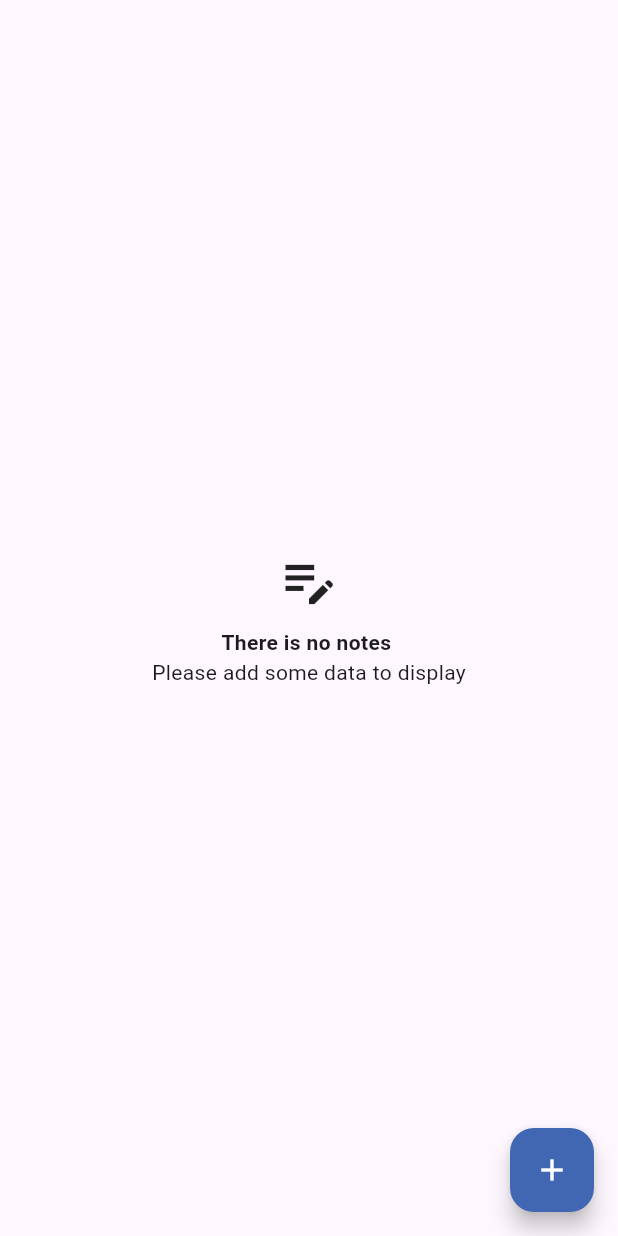
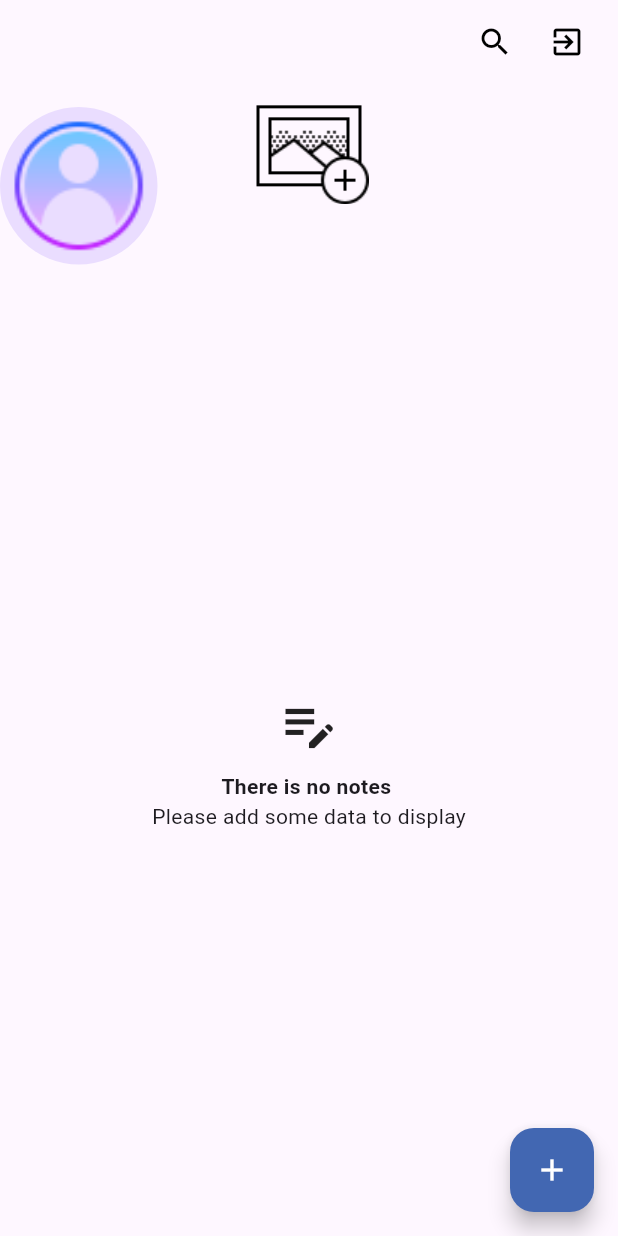
Before and after one commit to AmrMohamed97/life_binder, a Flutter app: the PersonalPageView screen opened by its route, on a phone screen of 412 x 824 dp. Run offline on Flutter 3.47's test engine with Material 3 defaults, Android fonts, the phone set to English and light mode, and no system bars; our stand-ins replace awesome_dialog, cloud_firestore, firebase_auth, firebase_core, firebase_storage, flutter_bloc and 5 more; accounts and stored records are empty.

Commit message:
last edit

```diff
--- /dev/null
+++ b/lib/features/personal_page/presentation/manager/background_image_cubit/background_image_cubit.dart
@@ -0,0 +1,29 @@
+import 'package:cloud_firestore/cloud_firestore.dart';
+import 'package:firebase_auth/firebase_auth.dart';
+import 'package:flutter_bloc/flutter_bloc.dart';
+import 'package:note_app/features/personal_page/presentation/manager/background_image_cubit/background_image_state.dart';
+
+class BackgroundImageCubit extends Cubit<BackgroundImageState>{
+  BackgroundImageCubit() : super(BackgroundImageIinitialState());
+  String backgroundImage = '';
+  CollectionReference personalCollection =
+      FirebaseFirestore.instance.collection('personal');
+
+      Future<void> getBackgroundImage() async {
+    emit(GetBackgroundImageLoadingState());
+    personalCollection
+        .doc('background${FirebaseAuth.instance.currentUser!.uid}')
+        .get()
+        .then((value) {
+      if (value.exists) {
+        backgroundImage = value['imageURL'];
+        emit(GetBackgroundImageSuccessState());
+      } else {
+        backgroundImage = '';
+         emit(GetBackgroundImageSuccessWithoutData());
+      }
+    }).catchError((error) {
+       emit(GetBackgroundImageErrorState());
+    });
+  }
+}
--- /dev/null
+++ b/lib/features/personal_page/presentation/manager/background_image_cubit/background_image_state.dart
@@ -0,0 +1,7 @@
+abstract class BackgroundImageState {}
+
+class BackgroundImageIinitialState extends BackgroundImageState {}
+class GetBackgroundImageLoadingState extends BackgroundImageState{}
+class GetBackgroundImageSuccessState extends BackgroundImageState{}
+class GetBackgroundImageSuccessWithoutData extends BackgroundImageState{}
+class GetBackgroundImageErrorState extends BackgroundImageState{}
--- /dev/null
+++ b/lib/features/personal_page/presentation/manager/personal_image_cubit/personal_image_cubit.dart
@@ -0,0 +1,30 @@
+import 'package:cloud_firestore/cloud_firestore.dart';
+import 'package:firebase_auth/firebase_auth.dart';
+import 'package:flutter_bloc/flutter_bloc.dart';
+import 'package:note_app/features/personal_page/presentation/manager/personal_image_cubit/personal_image_state.dart';
+
+class PersonalImageCubit extends Cubit<PersonalImageState> {
+  PersonalImageCubit() : super(PersonalImageInitial());
+
+  String personalImage = '';
+  CollectionReference personalCollection =
+      FirebaseFirestore.instance.collection('personal');
+   Future<void> getPersonalImage() async {
+    emit(GetPersonalImageLoadingState());
+    personalCollection
+        .doc('personal${FirebaseAuth.instance.currentUser!.uid}')
+        .get()
+        .then((value) {
+      if (value.exists) {
+        personalImage = value['imageURL'];
+         emit(GetPersonalImageSuccessState());
+      } else {
+        personalImage = '';
+         emit(GetPersonalImageSuccessWithoutData());
+      }
+    }).catchError((error) {
+       emit(GetPersonalImageErrorState());
+    });
+  }
+
+}
--- /dev/null
+++ b/lib/features/personal_page/presentation/manager/personal_image_cubit/personal_image_state.dart
@@ -0,0 +1,8 @@
+abstract class PersonalImageState {}
+
+class PersonalImageInitial extends PersonalImageState {}
+
+class GetPersonalImageLoadingState extends PersonalImageState{}
+class GetPersonalImageSuccessState extends PersonalImageState{}
+class GetPersonalImageSuccessWithoutData extends PersonalImageState{}
+class GetPersonalImageErrorState extends PersonalImageState{}
--- /dev/null
+++ b/lib/features/personal_page/presentation/manager/personal_page_cubit/get_user_name_cubit.dart
@@ -0,0 +1,26 @@
+import 'package:firebase_auth/firebase_auth.dart';
+import 'package:cloud_firestore/cloud_firestore.dart';
+import 'package:flutter_bloc/flutter_bloc.dart';
+import 'package:note_app/features/personal_page/presentation/manager/personal_page_cubit/get_user_name_state.dart';
+
+class GetUserNameCubit extends Cubit<GetUserNameState> {
+  GetUserNameCubit() : super(PersonalPageInitialState());
+
+  String? userName;
+  Future<void> getUserName() async {
+    FirebaseFirestore.instance
+        .collection('users')
+        .where('uid', isEqualTo: FirebaseAuth.instance.currentUser!.uid)
+        .get()
+        .then((value) {
+      if (value.docs.isNotEmpty) {
+        userName = value.docs[0]['user name'];
+        emit(GetUserNameSuccessState());
+      } else {
+        emit(GetUserNameSuccessWithoutData());
+      }
+    }).catchError((error) {
+      emit(GetUserNameErrorState());
+    });
+  }
+}
--- /dev/null
+++ b/lib/features/personal_page/presentation/manager/personal_page_cubit/get_user_name_state.dart
@@ -0,0 +1,8 @@
+abstract class GetUserNameState {}
+
+class PersonalPageInitialState extends GetUserNameState {}
+class GetUserNameSuccessState extends GetUserNameState {}
+
+class GetUserNameSuccessWithoutData extends GetUserNameState {}
+
+class GetUserNameErrorState extends GetUserNameState {}
--- a/lib/features/personal_page/presentation/manager/personal_page_cubit/personal_page_cubit.dart
+++ /dev/null
@@ -1,93 +0,0 @@
-import 'package:firebase_auth/firebase_auth.dart';
-import 'package:cloud_firestore/cloud_firestore.dart';
- import 'package:flutter_bloc/flutter_bloc.dart';
- import 'package:note_app/features/personal_page/presentation/manager/personal_page_cubit/personal_page_state.dart';
-
-class PersonalPageCubit extends Cubit<PersonalPageState> {
-  PersonalPageCubit() : super(PersonalPageInitialState());
-  String personalImage = '';
-  String backgroundImage = '';
-  String? userName;
-  // List<NotesModel> notes = [];
-  CollectionReference personalCollection =
-      FirebaseFirestore.instance.collection('personal');
-
-  Future<void> getPersonalImage() async {
-    emit(GetPersonalImageLoadingState());
-    personalCollection
-        .doc('personal${FirebaseAuth.instance.currentUser!.uid}')
-        .get()
-        .then((value) {
-      if (value.exists) {
-        personalImage = value['imageURL'];
-         emit(GetPersonalImageSuccessState());
-      } else {
-        personalImage = '';
-         emit(GetPersonalImageSuccessWithoutData());
-      }
-    }).catchError((error) {
-       emit(GetPersonalImageErrorState());
-    });
-  }
-
-  Future<void> getBackgroundImage() async {
-    emit(GetBackgroundImageLoadingState());
-    personalCollection
-        .doc('background${FirebaseAuth.instance.currentUser!.uid}')
-        .get()
-        .then((value) {
-      if (value.exists) {
-        backgroundImage = value['imageURL'];
-        emit(GetBackgroundImageSuccessState());
-      } else {
-        backgroundImage = '';
-         emit(GetBackgroundImageSuccessWithoutData());
-      }
-    }).catchError((error) {
-       emit(GetBackgroundImageErrorState());
-    });
-  }
-
-  Future<void> getUserName() async {
-    FirebaseFirestore.instance
-        .collection('users')
-        .where('uid', isEqualTo: FirebaseAuth.instance.currentUser!.uid)
-        .get()
-        .then((value) {
-      if (value.docs.isNotEmpty) {
-        userName = value.docs[0]['user name'];
-        emit(GetUserNameSuccessState());
-      } else {
-        emit(GetUserNameSuccessWithoutData());
-      }
-    }).catchError((error) {
-      emit(GetUserNameErrorState());
-    });
-  }
-
-
-//   Future<void> getUserNotes() async {
-//     emit(GetUserNotesLoadingState());
-//     try {
-//       FirebaseFirestore.instance
-//           .collection('notes')
-//           .where('userUid', isEqualTo: FirebaseAuth.instance.currentUser!.uid)
-//           .snapshots()
-//           .listen((event) {
-//         if (event.docs.isNotEmpty) {
-//           notes = [];
-//           for (var element in event.docs) {
-//             notes.add(NotesModel.fromJson(element));
-//           }
-//           emit(GetUserNotesSuccessState());
-//         } else {
-//           notes = [];
-//           emit(GetUserNotesSuccessWithNoDataState());
-//         }
-//       });
-//     } catch (e) {
-//       emit(GetUserNotesErrorState());
-//     }
-//   }
-
-}
--- a/lib/features/personal_page/presentation/manager/personal_page_cubit/personal_page_state.dart
+++ /dev/null
@@ -1,23 +0,0 @@
-abstract class PersonalPageState{}
-class PersonalPageInitialState extends PersonalPageState{}
-
-
-class GetPersonalImageLoadingState extends PersonalPageState{}
-class GetPersonalImageSuccessState extends PersonalPageState{}
-class GetPersonalImageSuccessWithoutData extends PersonalPageState{}
-class GetPersonalImageErrorState extends PersonalPageState{}
-
-class GetBackgroundImageLoadingState extends PersonalPageState{}
-class GetBackgroundImageSuccessState extends PersonalPageState{}
-class GetBackgroundImageSuccessWithoutData extends PersonalPageState{}
-class GetBackgroundImageErrorState extends PersonalPageState{}
-
-class GetUserNameSuccessState extends PersonalPageState{}
-class GetUserNameSuccessWithoutData extends PersonalPageState{}
-class GetUserNameErrorState extends PersonalPageState{}
-
-
-// class GetUserNotesLoadingState extends PersonalPageState{}
-// class GetUserNotesSuccessState extends PersonalPageState{}
-// class GetUserNotesErrorState extends PersonalPageState{}
-// class GetUserNotesSuccessWithNoDataState extends PersonalPageState{}
--- a/lib/features/personal_page/presentation/pages/personal_page_view.dart
+++ b/lib/features/personal_page/presentation/pages/personal_page_view.dart
@@ -1,6 +1,7 @@
 import 'package:flutter/material.dart';
  import 'package:note_app/core/constants/colors/app_colors.dart';
   import 'package:note_app/core/routes/pages_keys.dart';
+import 'package:note_app/features/personal_page/presentation/pages/widgets/custom_personal_app_bar.dart';
  import 'package:note_app/features/personal_page/presentation/pages/widgets/personal_page_body.dart';
 
 class PersonalPageView extends StatelessWidget {
@@ -30,11 +31,11 @@ class PersonalPageView extends StatelessWidget {
                       color: AppColors.white,
                     ),
                   ),
-                  body: CustomScrollView(
-      physics: const BouncingScrollPhysics(),
+                  body: const CustomScrollView(
+      physics:   BouncingScrollPhysics(),
       slivers: [
-        // CustomPersonalAppBar(),
-        const PersonalPageBody(),
+        CustomPersonalAppBar(),
+          PersonalPageBody(),
       ],
     ),
                 );
--- a/lib/features/personal_page/presentation/pages/widgets/background_app_bar_image.dart
+++ b/lib/features/personal_page/presentation/pages/widgets/background_app_bar_image.dart
@@ -1,18 +1,20 @@
 import 'package:flutter/material.dart';
-import 'package:note_app/features/personal_page/presentation/manager/personal_page_cubit/personal_page_cubit.dart';
-import 'package:note_app/features/personal_page/presentation/pages/widgets/change_image_page.dart';
+import 'package:flutter_bloc/flutter_bloc.dart';
+import 'package:note_app/features/personal_page/presentation/manager/background_image_cubit/background_image_cubit.dart';
+import 'package:note_app/features/personal_page/presentation/manager/background_image_cubit/background_image_state.dart';
+ import 'package:note_app/features/personal_page/presentation/pages/widgets/change_image_page.dart';
 
 class BackgroundAppBarImage extends StatelessWidget {
   const BackgroundAppBarImage({
     super.key,
-    required this.cubit,
-  });
-
-  final PersonalPageCubit cubit;
-
+   });
   @override
   Widget build(BuildContext context) {
-    return GestureDetector(
+    return BlocProvider(create: (context)=>BackgroundImageCubit(),
+    child: BlocBuilder<BackgroundImageCubit,BackgroundImageState>(
+      builder: (context,state){
+        var cubit = BlocProvider.of<BackgroundImageCubit>(context);
+        return GestureDetector(
       onTap: () {
         Navigator.push(
             context,
@@ -32,5 +34,9 @@ class BackgroundAppBarImage extends StatelessWidget {
               width: double.infinity,
             ),
     );
+      },
+    ),
+    );
+
   }
 }
--- a/lib/features/personal_page/presentation/pages/widgets/custom_app_bar_flexible_space_detail.dart
+++ b/lib/features/personal_page/presentation/pages/widgets/custom_app_bar_flexible_space_detail.dart
@@ -1,15 +1,24 @@
 import 'package:flutter/material.dart';
-import 'package:note_app/features/personal_page/presentation/manager/personal_page_cubit/personal_page_cubit.dart';
+import 'package:flutter_bloc/flutter_bloc.dart';
+import 'package:note_app/features/personal_page/presentation/manager/personal_image_cubit/personal_image_cubit.dart';
+import 'package:note_app/features/personal_page/presentation/manager/personal_image_cubit/personal_image_state.dart';
+import 'package:note_app/features/personal_page/presentation/manager/personal_page_cubit/get_user_name_cubit.dart';
 import 'package:note_app/features/personal_page/presentation/pages/widgets/change_image_page.dart';
 import 'package:note_app/features/personal_page/presentation/pages/widgets/personal_image.dart';
+import 'package:note_app/features/personal_page/presentation/pages/widgets/user_name_widget.dart';
 
 class CustomAppBarFlexableSpaceDetail extends StatelessWidget {
-  const CustomAppBarFlexableSpaceDetail({super.key, required this.cubit,});
+  const CustomAppBarFlexableSpaceDetail({
+    super.key,
+   });
 
-  final PersonalPageCubit cubit;
-  @override
+   @override
   Widget build(BuildContext context) {
-    return Row(
+    return BlocProvider(create: (context)=>PersonalImageCubit(),
+    child: BlocBuilder<PersonalImageCubit,PersonalImageState>(
+      builder: (context, state) {
+        var cubit=  BlocProvider.of<PersonalImageCubit>(context);
+        return Row(
       mainAxisAlignment: MainAxisAlignment.start,
       crossAxisAlignment: CrossAxisAlignment.end,
       children: [
@@ -30,17 +39,12 @@ class CustomAppBarFlexableSpaceDetail extends StatelessWidget {
           },
           child: PersonalImage(cubit: cubit),
         ),
-        cubit.userName == null ? const Text(' ') : userName(cubit),
+        const UserNameWidget(),
       ],
     );
+      }
+    ),
+    );
+
   }
 }
-
-Text userName(cubit) {
-  return Text(
-    '${cubit.userName}',
-    style: const TextStyle(color: Colors.black, fontSize: 18),
-    maxLines: 1,
-    overflow: TextOverflow.ellipsis,
-  );
-}
--- a/lib/features/personal_page/presentation/pages/widgets/personal_image.dart
+++ b/lib/features/personal_page/presentation/pages/widgets/personal_image.dart
@@ -1,12 +1,13 @@
 import 'package:flutter/material.dart';
-import 'package:note_app/features/personal_page/presentation/manager/personal_page_cubit/personal_page_cubit.dart';
+import 'package:note_app/features/personal_page/presentation/manager/personal_image_cubit/personal_image_cubit.dart';
 
 class PersonalImage extends StatelessWidget {
-  const PersonalImage({super.key,
-   required this.cubit,
-   });
+  const PersonalImage({
+    super.key,
+    required this.cubit,
+  });
 
-  final PersonalPageCubit cubit;
+  final PersonalImageCubit cubit;
 
   @override
   Widget build(BuildContext context) {
--- /dev/null
+++ b/lib/features/personal_page/presentation/pages/widgets/user_name_widget.dart
@@ -0,0 +1,27 @@
+import 'package:flutter/material.dart';
+import 'package:flutter_bloc/flutter_bloc.dart';
+import 'package:note_app/features/personal_page/presentation/manager/personal_page_cubit/get_user_name_cubit.dart';
+import 'package:note_app/features/personal_page/presentation/manager/personal_page_cubit/get_user_name_state.dart';
+
+class UserNameWidget extends StatelessWidget {
+  const UserNameWidget({
+    super.key,
+  });
+
+  @override
+  Widget build(BuildContext context) {
+    return BlocBuilder<GetUserNameCubit, GetUserNameState>(
+        builder: (context, state) {
+          var cubit = BlocProvider.of<GetUserNameCubit>(context);
+          return cubit.userName == null
+        ? const Text(' ')
+        :   Text(
+            '${cubit.userName}',
+            style: const TextStyle(color: Colors.black, fontSize: 18),
+            maxLines: 1,
+            overflow: TextOverflow.ellipsis,
+          );
+        });
+
+  }
+}
--- a/lib/features/search/search_view.dart
+++ b/lib/features/search/search_view.dart
@@ -2,7 +2,7 @@ import 'package:awesome_dialog/awesome_dialog.dart';
 import 'package:flutter/material.dart';
 import 'package:flutter_bloc/flutter_bloc.dart';
 import 'package:note_app/core/widgets/custom_text_field.dart';
-import 'package:note_app/features/personal_page/presentation/manager/personal_page_cubit/personal_page_state.dart';
+import 'package:note_app/features/personal_page/presentation/manager/personal_page_cubit/get_user_name_state.dart';
 import 'package:note_app/features/search/manager/search_cubit.dart';
 import 'package:note_app/features/search/manager/search_state.dart';
 import 'package:note_app/features/search/search_view_body.dart';
--- a/lib/features/search/search_view_body.dart
+++ b/lib/features/search/search_view_body.dart
@@ -1,9 +1,9 @@
- import 'package:flutter/material.dart';
+import 'package:flutter/material.dart';
 import 'package:flutter_bloc/flutter_bloc.dart';
 import 'package:note_app/core/widgets/no_data_widget.dart';
 import 'package:note_app/features/personal_page/presentation/manager/note_operation_cubit/note_operation_cubit.dart';
- import 'package:note_app/features/personal_page/presentation/pages/widgets/list_item.dart';
- import 'package:note_app/features/search/manager/search_cubit.dart';
+import 'package:note_app/features/personal_page/presentation/pages/widgets/list_item.dart';
+import 'package:note_app/features/search/manager/search_cubit.dart';
 import 'package:note_app/features/search/manager/search_state.dart';
 
 class SearchViewBody extends StatelessWidget {
--- a/lib/main.dart
+++ b/lib/main.dart
@@ -4,7 +4,7 @@ import 'package:flutter/material.dart';
 import 'package:flutter_bloc/flutter_bloc.dart';
 import 'package:note_app/features/add_note/presentation/manager/add_note_cubit.dart';
 import 'package:note_app/features/auth/presentation/manager/auth_cubit.dart';
-import 'package:note_app/features/personal_page/presentation/manager/personal_page_cubit/personal_page_cubit.dart';
+import 'package:note_app/features/personal_page/presentation/manager/personal_page_cubit/get_user_name_cubit.dart';
 import 'package:note_app/features/personal_page/presentation/manager/personal_page_change_image_cubit/personal_page_change_image_cubit.dart';
 import 'package:note_app/core/routes/app_pages.dart';
 import 'package:note_app/core/routes/pages_keys.dart';
@@ -37,7 +37,7 @@ class MyApp extends StatelessWidget {
         BlocProvider(create: (context) => AddNoteCubit()),
         BlocProvider(create: (context) => EditNoteCubit()),
         BlocProvider(create: (context) => RegisterCubit()),
-        BlocProvider(create: (context) => PersonalPageCubit()),
+        BlocProvider(create: (context) => GetUserNameCubit()),
         // BlocProvider(create: (context) => PersonalPageImageCubit()),
       ],
       child: MaterialApp(
```
Also changed, not shown: lib/features/personal_page/presentation/pages/widgets/custom_personal_app_bar.dart (+4 -8 lines).
